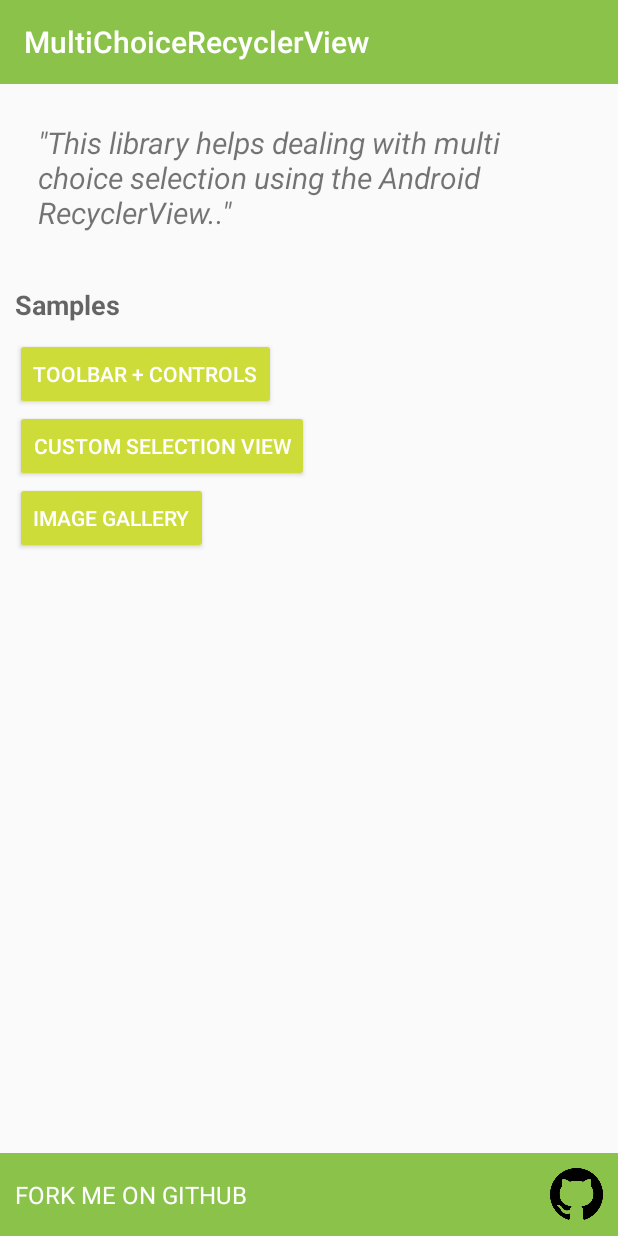
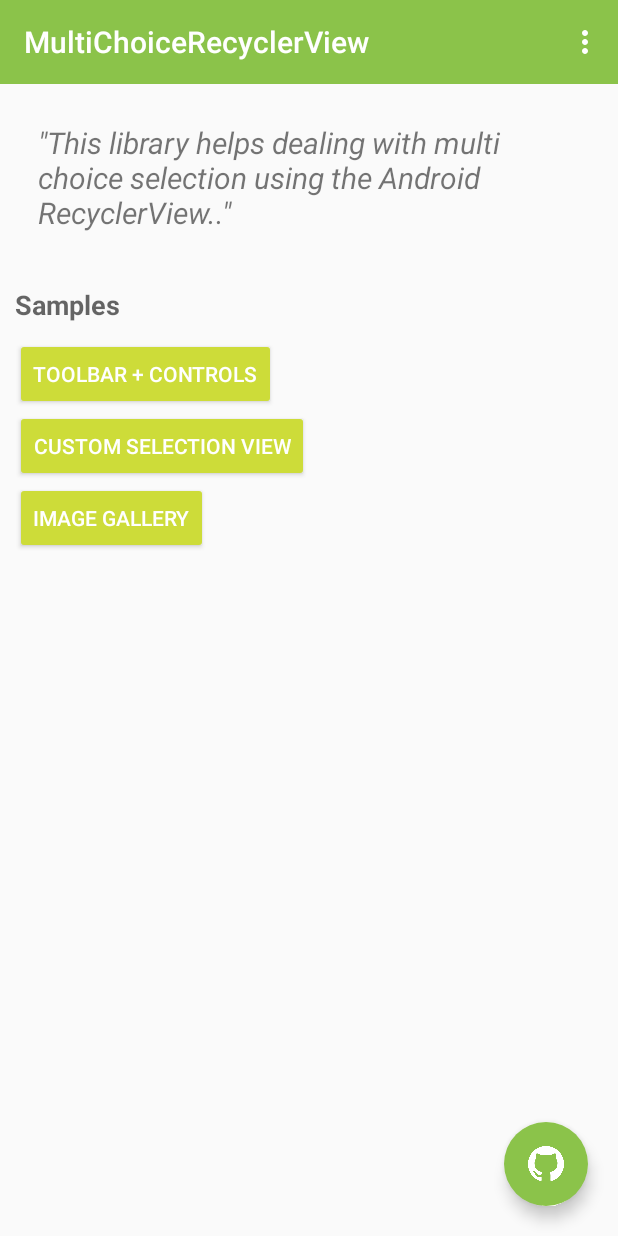
Before and after one commit to dvdciri/MultiChoiceRecyclerView, an Android app: the screen it shows after launch (MainActivity), on a phone screen of 412 x 824 dp. Run offline under Robolectric (Android 15) with nearby library versions, the phone set to English and light mode, and no system bars; our stand-ins replace ButterKnife.

Commit message:
- Improved sample app and release on the play store - Update circle ci with test result report

```diff
--- a/library/multichoicerecyclerview/src/main/java/com/davidecirillo/multichoicerecyclerview/MultiChoiceAdapter.java
+++ b/library/multichoicerecyclerview/src/main/java/com/davidecirillo/multichoicerecyclerview/MultiChoiceAdapter.java
@@ -64,8 +64,9 @@ public abstract class MultiChoiceAdapter<VH extends MultiChoiceRecyclerView.View
     }
 
     /**
-     * Override this method to customise the active item
+     * Override this method to customize the active item
      *
+     * @param view the view to customize
      * @param state true if the state is active/selected
      */
     protected void setActive(View view, boolean state) {
--- a/sample/src/main/AndroidManifest.xml
+++ b/sample/src/main/AndroidManifest.xml
@@ -8,7 +8,7 @@
 
     <application
         android:allowBackup="true"
-        android:icon="@mipmap/ic_launcher"
+        android:icon="@drawable/icon"
         android:label="@string/app_name"
         android:supportsRtl="true"
         android:theme="@style/AppTheme" >
--- a/sample/src/main/java/com/davidecirillo/multichoicesample/MainActivity.java
+++ b/sample/src/main/java/com/davidecirillo/multichoicesample/MainActivity.java
@@ -2,6 +2,8 @@ package com.davidecirillo.multichoicesample;
 
 import android.content.Intent;
 import android.net.Uri;
+import android.view.Menu;
+import android.view.MenuItem;
 
 import com.davidecirillo.multichoicesample.sampleCustomView.SampleCustomActivity;
 import com.davidecirillo.multichoicesample.sampleImageGallery.GalleryActivity;
@@ -41,5 +43,22 @@ public class MainActivity extends BaseActivity {
         startActivity(browserIntent);
     }
 
+    @Override
+    public boolean onCreateOptionsMenu(Menu menu) {
+        getMenuInflater().inflate(R.menu.main_menu, menu);
+        return true;
+    }
 
+    @Override
+    public boolean onOptionsItemSelected(MenuItem item) {
+        if(item.getItemId() == R.id.contact_me){
+            Intent intent = new Intent(Intent.ACTION_SEND);
+            intent.setType("plain/text");
+            intent.putExtra(Intent.EXTRA_EMAIL, "dvd.ciri@gmail.com");
+
+            startActivity(Intent.createChooser(intent, "Send Email"));
+            return true;
+        }
+        return super.onOptionsItemSelected(item);
+    }
 }
--- a/sample/src/main/java/com/davidecirillo/multichoicesample/sampleToolbar/MySampleToolbarAdapter.java
+++ b/sample/src/main/java/com/davidecirillo/multichoicesample/sampleToolbar/MySampleToolbarAdapter.java
@@ -63,7 +63,7 @@ class MySampleToolbarAdapter extends MultiChoiceAdapter<MySampleToolbarViewHolde
      * Override this method to implement a custom active/deactive state
      */
     @Override
-    public void setActive(View view, boolean state) {
+    protected void setActive(View view, boolean state) {
 
         RelativeLayout relativeLayout = (RelativeLayout) view.findViewById(R.id.get_started_relative_layout);
 
--- a/sample/src/main/res/layout-v23/activity_main.xml
+++ /dev/null
@@ -1,110 +0,0 @@
-<?xml version="1.0" encoding="utf-8"?>
-<LinearLayout xmlns:android="http://schemas.android.com/apk/res/android"
-    android:layout_width="match_parent"
-    android:layout_height="match_parent"
-    android:orientation="vertical">
-
-    <android.support.v7.widget.Toolbar
-        android:id="@+id/toolbar"
-        xmlns:app="http://schemas.android.com/apk/res-auto"
-        android:layout_width="match_parent"
-        android:layout_height="wrap_content"
-        android:minHeight="?attr/actionBarSize"
-        app:titleTextColor="@android:color/white"
-        android:background="@color/colorPrimary">
-
-    </android.support.v7.widget.Toolbar>
-
-    <RelativeLayout
-        android:layout_width="match_parent"
-        android:layout_height="match_parent">
-
-        <LinearLayout
-            android:padding="10dp"
-            android:orientation="vertical"
-            android:layout_width="match_parent"
-            android:layout_height="wrap_content">
-
-            <TextView
-                android:padding="15dp"
-                android:layout_width="match_parent"
-                android:layout_height="wrap_content"
-                android:textSize="20sp"
-                android:textStyle="italic"
-                android:text="@string/description"/>
-
-            <TextView
-                android:layout_marginTop="20dp"
-                android:id="@+id/sampleText"
-                android:layout_width="match_parent"
-                android:layout_height="wrap_content"
-                android:text="Samples"
-                android:textStyle="bold"
-                android:textAppearance="@style/Base.TextAppearance.AppCompat.Medium"/>
-
-            <LinearLayout
-                android:paddingTop="10dp"
-                android:layout_width="match_parent"
-                android:orientation="vertical"
-                android:layout_height="wrap_content">
-
-                <Button
-                    style="@android:style/Widget.Material.Button.Colored"
-                    android:id="@+id/sample_toolbar"
-                    android:layout_width="wrap_content"
-                    android:layout_height="wrap_content"
-                    android:text="Toolbar + Controls"/>
-
-                <Button
-                    style="@android:style/Widget.Material.Button.Colored"
-                    android:id="@+id/sample_custom_view"
-                    android:layout_width="wrap_content"
-                    android:layout_height="wrap_content"
-                    android:text="Custom Selection View"/>
-
-                <Button
-                    style="@android:style/Widget.Material.Button.Colored"
-                    android:id="@+id/sample_gallery"
-                    android:layout_width="wrap_content"
-                    android:layout_height="wrap_content"
-                    android:text="Image Gallery"/>
-
-            </LinearLayout>
-
-        </LinearLayout>
-
-
-        <RelativeLayout
-            android:id="@+id/github_button"
-            android:background="@color/colorPrimary"
-            android:layout_width="match_parent"
-            android:layout_height="wrap_content"
-            android:layout_alignParentBottom="true"
-            android:padding="10dp"
-            android:clickable="true"
-            >
-
-            <TextView
-                android:layout_toStartOf="@+id/githubimage"
-                android:layout_marginEnd="15dp"
-                android:layout_centerVertical="true"
-                android:textSize="16sp"
-                android:textColor="@android:color/white"
-                android:layout_width="match_parent"
-                android:layout_height="wrap_content"
-                android:text="FORK ME ON GITHUB"/>
-
-            <ImageView
-                android:id="@+id/githubimage"
-                android:layout_alignParentEnd="true"
-                android:layout_gravity="end"
-                android:layout_width="35dp"
-                android:src="@drawable/github"
-                android:layout_height="35dp" />
-
-        </RelativeLayout>
-
-
-    </RelativeLayout>
-
-</LinearLayout>
--- a/sample/src/main/res/layout/activity_main.xml
+++ b/sample/src/main/res/layout/activity_main.xml
@@ -1,111 +1,86 @@
 <?xml version="1.0" encoding="utf-8"?>
 <LinearLayout xmlns:android="http://schemas.android.com/apk/res/android"
+    xmlns:app="http://schemas.android.com/apk/res-auto"
     android:layout_width="match_parent"
     android:layout_height="match_parent"
     android:orientation="vertical">
 
-    <android.support.v7.widget.Toolbar
-        android:id="@+id/toolbar"
-        xmlns:app="http://schemas.android.com/apk/res-auto"
-        android:layout_width="match_parent"
-        android:layout_height="wrap_content"
-        android:minHeight="?attr/actionBarSize"
-        app:titleTextColor="@android:color/white"
-        android:background="@color/colorPrimary">
-
-    </android.support.v7.widget.Toolbar>
+    <include layout="@layout/toolbar" />
 
     <RelativeLayout
         android:layout_width="match_parent"
         android:layout_height="match_parent">
 
         <LinearLayout
-            android:padding="10dp"
+            android:layout_width="match_parent"
+            android:layout_height="wrap_content"
             android:orientation="vertical"
-            android:layout_width="match_parent"
-            android:layout_height="wrap_content">
+            android:padding="10dp">
 
             <TextView
-                android:padding="15dp"
                 android:layout_width="match_parent"
                 android:layout_height="wrap_content"
+                android:padding="15dp"
+                android:text="@string/description"
                 android:textSize="20sp"
-                android:textStyle="italic"
-                android:text="@string/description"/>
+                android:textStyle="italic" />
 
             <TextView
-                android:layout_marginTop="20dp"
                 android:id="@+id/sampleText"
                 android:layout_width="match_parent"
                 android:layout_height="wrap_content"
+                android:layout_marginTop="20dp"
                 android:text="Samples"
-                android:textStyle="bold"
-                android:textAppearance="@style/Base.TextAppearance.AppCompat.Medium"/>
+                android:textAppearance="@style/Base.TextAppearance.AppCompat.Medium"
+                android:textStyle="bold" />
 
             <LinearLayout
-                android:paddingTop="10dp"
                 android:layout_width="match_parent"
+                android:layout_height="wrap_content"
                 android:orientation="vertical"
-                android:layout_height="wrap_content">
+                android:paddingTop="10dp">
 
                 <Button
+                    android:id="@+id/sample_toolbar"
                     style="@android:style/Widget.Material.Button.Colored"
-                    android:id="@+id/sample_toolbar"
                     android:layout_width="wrap_content"
                     android:layout_height="wrap_content"
-                    android:text="Toolbar + Controls"/>
+                    android:text="Toolbar + Controls" />
 
                 <Button
+                    android:id="@+id/sample_custom_view"
                     style="@android:style/Widget.Material.Button.Colored"
-                    android:id="@+id/sample_custom_view"
                     android:layout_width="wrap_content"
                     android:layout_height="wrap_content"
-                    android:text="Custom Selection View"/>
+                    android:text="Custom Selection View" />
 
                 <Button
+                    android:id="@+id/sample_gallery"
                     style="@android:style/Widget.Material.Button.Colored"
-                    android:id="@+id/sample_gallery"
                     android:layout_width="wrap_content"
                     android:layout_height="wrap_content"
-                    android:text="Image Gallery"/>
+                    android:text="Image Gallery" />
 
             </LinearLayout>
 
         </LinearLayout>
 
 
-        <RelativeLayout
+        <android.support.design.widget.FloatingActionButton
             android:id="@+id/github_button"
-            android:background="@color/colorPrimary"
-            android:layout_width="match_parent"
+            android:layout_width="wrap_content"
             android:layout_height="wrap_content"
+            android:layout_gravity="bottom"
+            android:clickable="true"
+            android:tint="@android:color/white"
+            android:src="@drawable/github"
+            app:backgroundTint="@color/colorPrimary"
+            app:borderWidth="0dp"
+            android:layout_margin="20dp"
             android:layout_alignParentBottom="true"
-            android:padding="10dp"
-            android:clickable="true"
-            >
-
-            <TextView
-                android:layout_toStartOf="@+id/githubimage"
-                android:layout_toLeftOf="@+id/githubimage"
-                android:layout_marginEnd="15dp"
-                android:layout_marginRight="15dp"
-                android:layout_centerVertical="true"
-                android:textSize="16sp"
-                android:textColor="@android:color/white"
-                android:layout_width="match_parent"
-                android:layout_height="wrap_content"
-                android:text="FORK ME ON GITHUB"/>
-
-            <ImageView
-                android:id="@+id/githubimage"
-                android:layout_alignParentEnd="true"
-                android:layout_alignParentRight="true"
-                android:layout_gravity="end"
-                android:layout_width="35dp"
-                android:src="@drawable/github"
-                android:layout_height="35dp" />
-
-        </RelativeLayout>
+            android:layout_alignParentEnd="true"
+            android:layout_alignParentRight="true"
+            />
 
 
     </RelativeLayout>
--- /dev/null
+++ b/sample/src/main/res/menu/main_menu.xml
@@ -0,0 +1,10 @@
+<?xml version="1.0" encoding="utf-8"?>
+<menu xmlns:android="http://schemas.android.com/apk/res/android"
+    xmlns:app="http://schemas.android.com/apk/res-auto">
+
+    <item
+        android:id="@+id/contact_me"
+        android:title="Contact Me"
+        app:showAsAction="never"
+        />
+</menu>
```
Also changed, not shown: sample/build.gradle (+27 -1 lines), sample/src/main/res/layout-v21/item_sample_gallery.xml (deleted, +0 -48 lines), sample/src/main/res/layout-v23/activity_sample_toolbar.xml (deleted, +0 -29 lines), sample/src/main/res/drawable/banner.png (added), sample/src/main/res/drawable/icon.png (added), sample/src/main/res/drawable/icon512x512.png (added), 4 other files.
